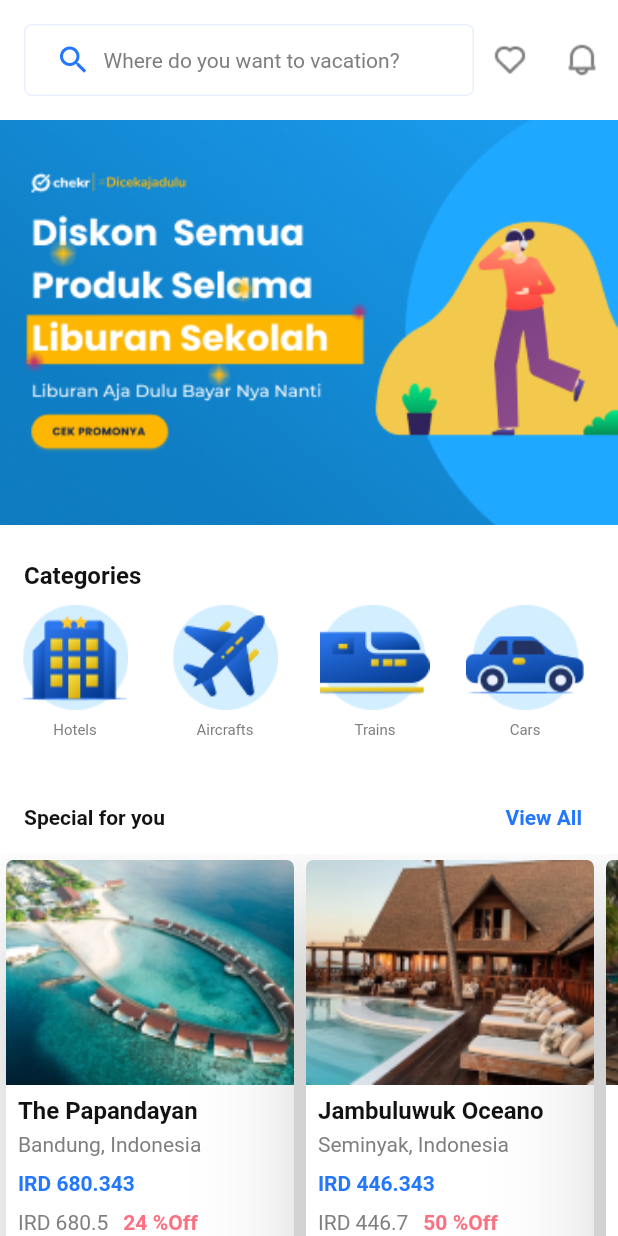
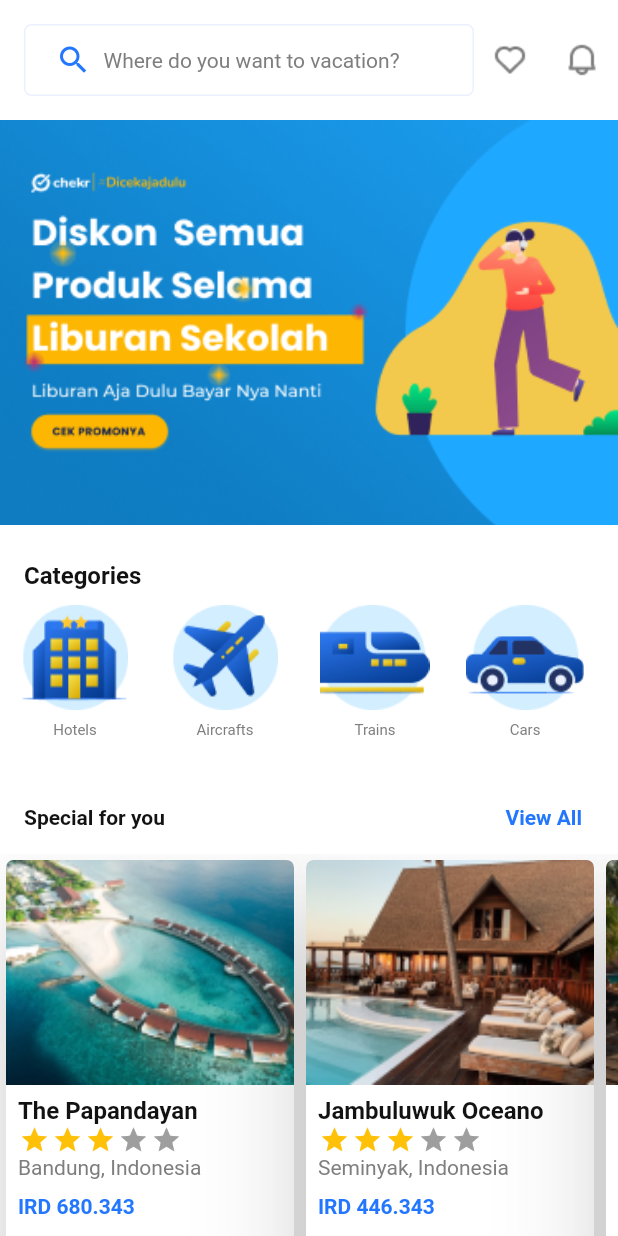
Before and after one commit to Suhaib200119/travel_application, a Flutter app: the screen it shows after launch, on a phone screen of 412 x 824 dp. Run offline on Flutter 3.47's test engine with Material 2 defaults, Android fonts, the phone set to English and light mode, and no system bars; drawn by our look-alikes of flutter_rating_bar.

Commit message:
adding rating bar in home screen

```diff
--- a/lib/Feature/View/Screens/HomeScreen/WidgetsHomeScreen.dart
+++ b/lib/Feature/View/Screens/HomeScreen/WidgetsHomeScreen.dart
@@ -1,4 +1,5 @@
 import 'package:flutter/material.dart';
+import 'package:flutter_rating_bar/flutter_rating_bar.dart';
 import 'package:travel_application/Feature/View/WidgetsGlobal.dart';
 
 import '../../../../Core/ColorsManager.dart';
@@ -124,7 +125,22 @@ class WidgetsHomeScreen {
                       fontSize: 16,
                       fontcolor: ColorsManager.colorHotelNameHomeScreen,
                       fontWeight: FontWeight.w700),
-                  const SizedBox(height: 5,),
+                RatingBar.builder(
+                  itemSize: 20,
+                  initialRating: 3,
+                  minRating: 1,
+                  direction: Axis.horizontal,
+                  allowHalfRating: true,
+                  itemCount: 5,
+                  itemPadding: EdgeInsets.symmetric(horizontal: 1),
+                  itemBuilder: (context, _) =>  const Icon(
+                    Icons.star,
+                    color: Colors.amber,
+                  ),
+                  onRatingUpdate: (rating) {
+                    print(rating);
+                  },
+                ),
                   WidgetsGlobal.customText(
                       context: context,
                       text: hotelAddress,
--- a/pubspec.yaml
+++ b/pubspec.yaml
@@ -36,7 +36,8 @@ dependencies:
   # Use with the CupertinoIcons class for iOS style icons.
   cupertino_icons: ^1.0.2
   provider: ^6.0.3
-  flutter_launcher_icons:
+  flutter_launcher_icons: ^0.9.2
+  flutter_rating_bar: ^4.0.1
 
 flutter_icons:
   android: true
```
Also changed, not shown: pubspec.lock.
